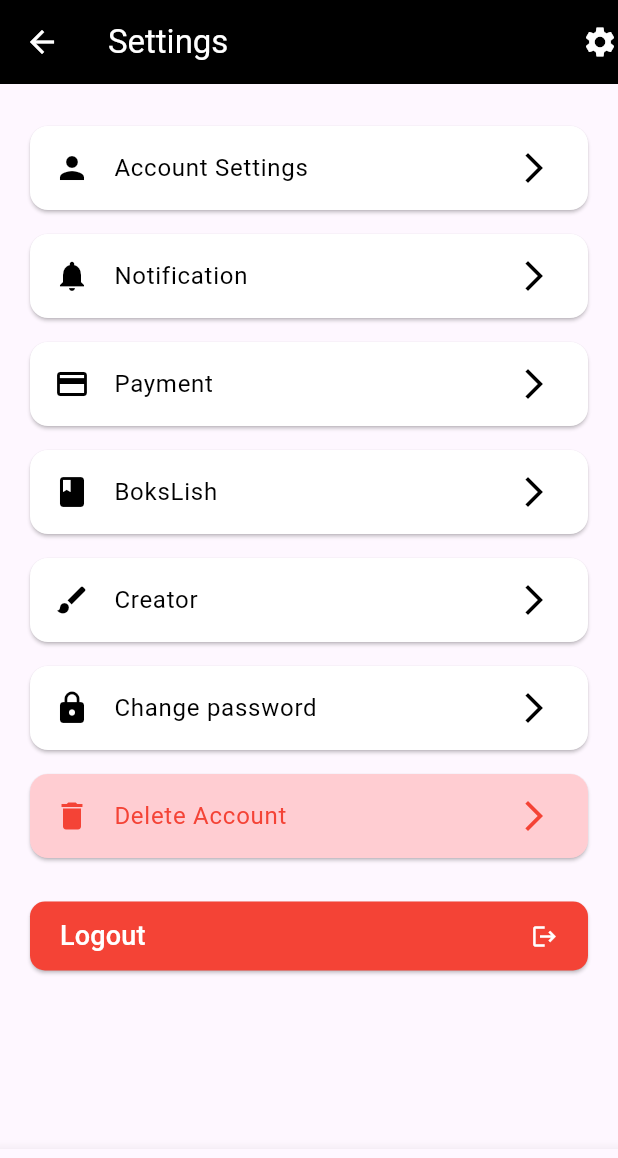
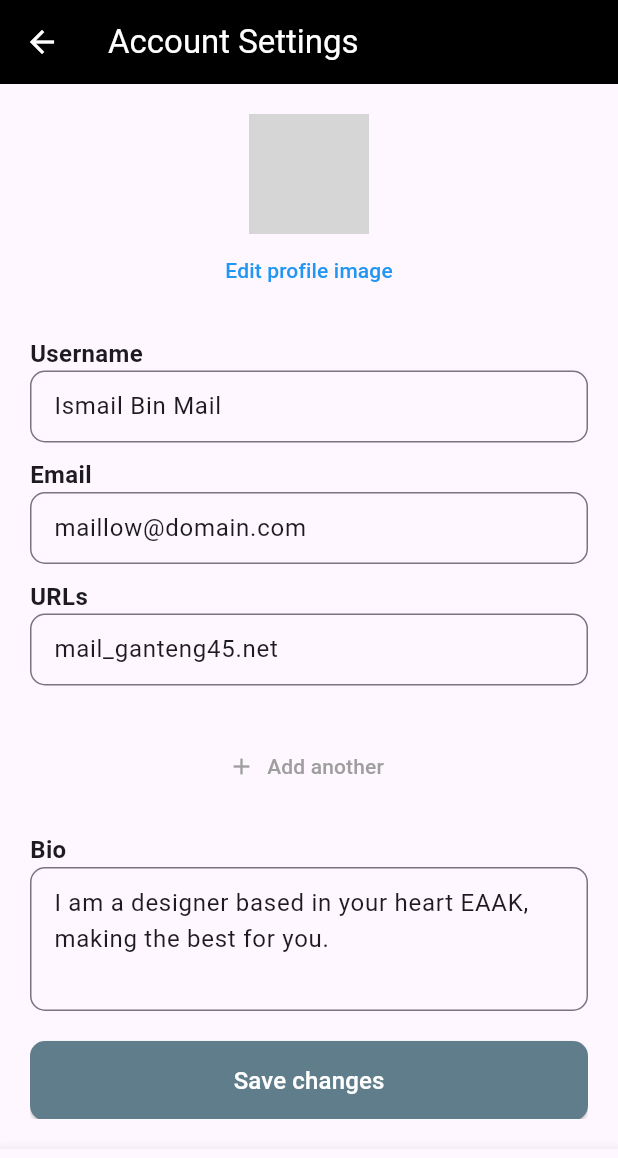
Before and after one commit to AdangIrawan/komikplanet, a Flutter app: the SettingsPage screen opened directly, after a tap on "Account Settings", on a phone screen of 412 x 824 dp. Shown: the top 1158 px of the screen. Run offline on Flutter 3.47's test engine with Material 3 defaults, Android fonts, the phone set to English and light mode, and no system bars; our stand-ins replace firebase_auth, firebase_core; accounts and stored records are empty; network calls fail; grey boxes are pictures that could not be loaded.

Commit message:
Add settingsPage and settings isian

```diff
--- a/lib/settings.dart
+++ b/lib/settings.dart
@@ -1,4 +1,8 @@
 import 'package:flutter/material.dart';
+import 'package:komikplanet/settings/accountSettings.dart';
+import 'package:komikplanet/settings/nontification.dart';
+import 'package:komikplanet/settings/payment.dart';
+// Import halaman lainnya yang diperlukan
 
 class SettingsPage extends StatelessWidget {
   @override
@@ -13,9 +17,6 @@ class SettingsPage extends StatelessWidget {
           },
         ),
         title: Text('Settings', style: TextStyle(color: Colors.white)),
-        actions: <Widget>[
-          Icon(Icons.settings, color: Colors.white),
-        ],
       ),
       body: ListView(
         padding: EdgeInsets.all(20.0),
@@ -24,21 +25,30 @@ class SettingsPage extends StatelessWidget {
             icon: Icons.person,
             text: 'Account Settings',
             onTap: () {
-              // Navigasi ke halaman Account Settings
+              Navigator.push(
+                context,
+                MaterialPageRoute(builder: (context) => AccountSettings()),
+              );
             },
           ),
           _buildSettingsItem(
             icon: Icons.notifications,
             text: 'Notification',
             onTap: () {
-              // Navigasi ke halaman Notification
+              Navigator.push(
+                context,
+                MaterialPageRoute(builder: (context) => NotificationPage()),
+              );
             },
           ),
           _buildSettingsItem(
             icon: Icons.payment,
             text: 'Payment',
             onTap: () {
-              // Navigasi ke halaman Payment
+              Navigator.push(
+                context,
+                MaterialPageRoute(builder: (context) => PaymentPage()),
+              );
             },
           ),
           _buildSettingsItem(
@@ -102,16 +112,20 @@ class SettingsPage extends StatelessWidget {
           ),
         ],
       ),
+
       bottomNavigationBar: BottomNavigationBar(
-        currentIndex: 4,  // Index of the settings tab
-        items: [
+        backgroundColor: Color.fromARGB(255, 11, 1, 35), //color fix
+        unselectedItemColor: Colors.grey, // Set color for unselected items
+        selectedItemColor: Colors.white, // Set color for selected items
+        type: BottomNavigationBarType.fixed, // Ensure the background is applied to all items
+        items: const [
           BottomNavigationBarItem(
             icon: Icon(Icons.home),
             label: 'Home',
           ),
           BottomNavigationBarItem(
-            icon: Icon(Icons.bookmark),
-            label: 'Bookmarks',
+            icon: Icon(Icons.book),
+            label: 'Library',
           ),
           BottomNavigationBarItem(
             icon: Icon(Icons.notifications),
@@ -120,10 +134,6 @@ class SettingsPage extends StatelessWidget {
           BottomNavigationBarItem(
             icon: Icon(Icons.person),
             label: 'Profile',
-          ),
-          BottomNavigationBarItem(
-            icon: Icon(Icons.settings),
-            label: 'Settings',
           ),
         ],
         onTap: (index) {
--- a/lib/settings/accountSettings.dart
+++ b/lib/settings/accountSettings.dart
@@ -1,6 +1,7 @@
 import 'package:flutter/material.dart';
 
-class SettingsPage extends StatelessWidget {
+
+class AccountSettings extends StatelessWidget {
   @override
   Widget build(BuildContext context) {
     return Scaffold(
@@ -12,98 +13,75 @@ class SettingsPage extends StatelessWidget {
             Navigator.pop(context);
           },
         ),
-        title: Text('Settings', style: TextStyle(color: Colors.white)),
-        actions: <Widget>[
-          Icon(Icons.settings, color: Colors.white),
+        title: Text('Account Settings', style: TextStyle(color: Colors.white)),
+      ),
+      body: Padding(
+        padding: const EdgeInsets.all(20.0),
+        child: ListView(
+          children: [
+            Center(
+              child: Column(
+                children: [
+                  CircleAvatar(
+                    radius: 40,
+                    backgroundImage: NetworkImage('https://i.pinimg.com/564x/ec/b8/bc/ecb8bcd9abfa2d3426e2032b0c975e1d.jpg'),
+                  ),
+                  TextButton(
+                    onPressed: () {
+                      // Tambahkan logika untuk mengubah gambar profil
+                    },
+                    child: Text(
+                      'Edit profile image',
+                      style: TextStyle(color: Colors.blue),
+                    ),
+                  ),
                 ],
               ),
-      body: ListView(
-        padding: EdgeInsets.all(20.0),
-        children: <Widget>[
-          _buildSettingsItem(
-            icon: Icons.person,
-            text: 'Account Settings',
-            onTap: () {
-              // Navigasi ke halaman Account Settings
+            ),
+            SizedBox(height: 20),
+            _buildTextField(label: 'Username', initialValue: 'Ismail Bin Mail'),
+            SizedBox(height: 10),
+            _buildTextField(label: 'Email', initialValue: 'maillow@domain.com'),
+            SizedBox(height: 10),
+            _buildTextField(label: 'URLs', initialValue: 'mail_ganteng45.net'),
+            SizedBox(height: 10),
+            SizedBox(height: 10),
+            SizedBox(height: 10),
+            TextButton.icon(
+              onPressed: () {
+                // Tambahkan logika untuk menambahkan URL lain
               },
+              icon: Icon(Icons.add, color: Colors.grey),
+              label: Text('Add another', style: TextStyle(color: Colors.grey)),
             ),
-          _buildSettingsItem(
-            icon: Icons.notifications,
-            text: 'Notification',
-            onTap: () {
-              // Navigasi ke halaman Notification
-            },
+            SizedBox(height: 20),
+            _buildTextField(
+              label: 'Bio',
+              initialValue: 'I am a designer based in your heart EAAK, making the best for you.',
+              maxLines: 3,
             ),
-          _buildSettingsItem(
-            icon: Icons.payment,
-            text: 'Payment',
-            onTap: () {
-              // Navigasi ke halaman Payment
-            },
-          ),
-          _buildSettingsItem(
-            icon: Icons.book,
-            text: 'BoksLish',
-            onTap: () {
-              // Navigasi ke halaman BoksLish
-            },
-          ),
-          _buildSettingsItem(
-            icon: Icons.brush,
-            text: 'Creator',
-            onTap: () {
-              // Navigasi ke halaman Creator
-            },
-          ),
-          _buildSettingsItem(
-            icon: Icons.lock,
-            text: 'Change password',
-            onTap: () {
-              // Navigasi ke halaman Change password
-            },
-          ),
-          _buildSettingsItem(
-            icon: Icons.delete,
-            text: 'Delete Account',
-            textColor: Colors.red,
-            backgroundColor: Colors.red.shade100,
-            onTap: () {
-              // Navigasi ke halaman Delete Account
-            },
-          ),
-          SizedBox(height: 20.0),
+            SizedBox(height: 20),
             ElevatedButton(
               onPressed: () {
-              // Logout action
+                // Tambahkan logika untuk menyimpan perubahan
               },
               style: ElevatedButton.styleFrom(
-              backgroundColor: Colors.red,
-              padding: EdgeInsets.symmetric(vertical: 10.0, horizontal: 20.0),
+                padding: EdgeInsets.symmetric(vertical: 15),
+                backgroundColor: Colors.blueGrey,
                 shape: RoundedRectangleBorder(
                   borderRadius: BorderRadius.circular(10),
                 ),
               ),
-            child: Row(
-              mainAxisAlignment: MainAxisAlignment.spaceBetween,
-              children: <Widget>[
-                Text(
-                  'Logout',
-                  style: TextStyle(
-                    color: Colors.white,
-                    fontSize: 18.0,
+              child: Text(
+                'Save changes',
+                style: TextStyle(fontSize: 16, color: Colors.white),
               ),
-                ),
-                Icon(
-                  Icons.logout,
-                  color: Colors.white,
             ),
           ],
         ),
       ),
-        ],
-      ),
       bottomNavigationBar: BottomNavigationBar(
-        currentIndex: 4,  // Index of the settings tab
+        currentIndex: 4, // Index tab settings
         items: [
           BottomNavigationBarItem(
             icon: Icon(Icons.home),
@@ -133,25 +111,29 @@ class SettingsPage extends StatelessWidget {
     );
   }
 
-  Widget _buildSettingsItem({
-    required IconData icon,
-    required String text,
-    Color textColor = Colors.black,
-    Color backgroundColor = Colors.white,
-    required Function onTap,
+  Widget _buildTextField({
+    required String label,
+    required String initialValue,
+    int maxLines = 1,
   }) {
-    return Card(
-      color: backgroundColor,
-      margin: EdgeInsets.symmetric(vertical: 8.0),
-      child: ListTile(
-        leading: Icon(icon, color: textColor),
-        title: Text(
-          text,
-          style: TextStyle(color: textColor),
+    return Column(
+      crossAxisAlignment: CrossAxisAlignment.start,
+      children: [
+        Text(
+          label,
+          style: TextStyle(fontWeight: FontWeight.bold, fontSize: 16),
         ),
-        trailing: Icon(Icons.arrow_forward_ios, color: textColor),
-        onTap: () => onTap(),
+        TextField(
+          controller: TextEditingController(text: initialValue),
+          decoration: InputDecoration(
+            border: OutlineInputBorder(
+              borderRadius: BorderRadius.circular(10),
             ),
+            isDense: true,
+          ),
+          maxLines: maxLines,
+        ),
+      ],
     );
   }
 }
```
Also changed, not shown: lib/home.dart (+4 -17 lines), lib/settings/nontification.dart (+10 -0 lines), lib/settings/payment.dart (+10 -0 lines). Lines whose indentation alone changed are shown as unchanged.
